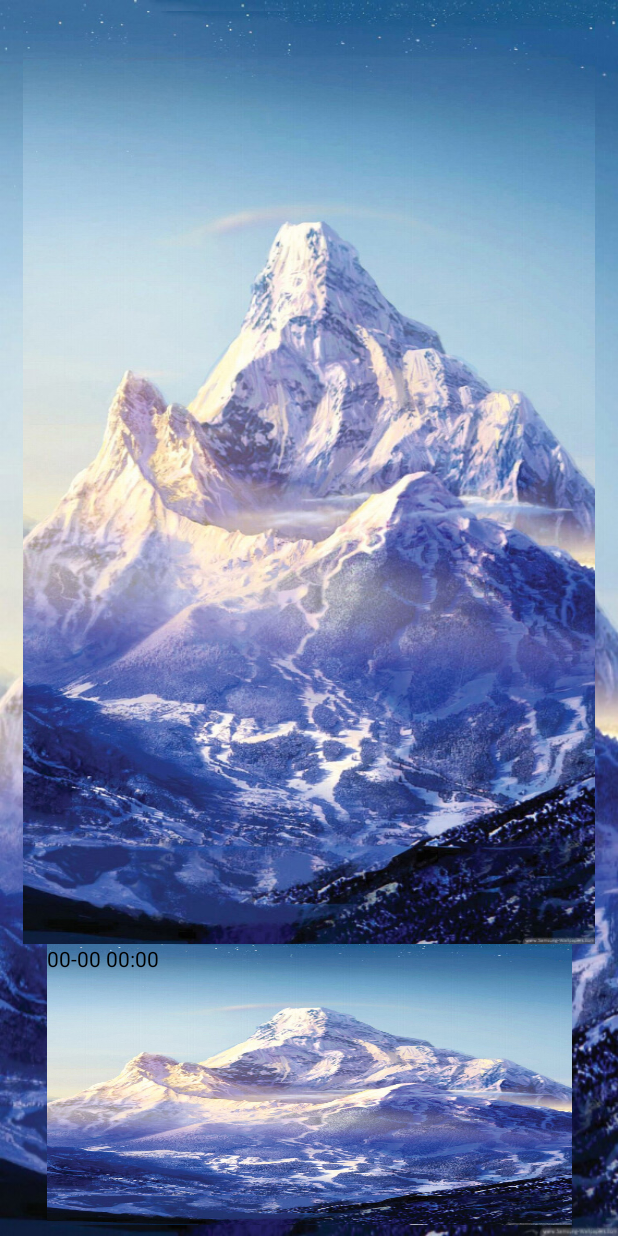
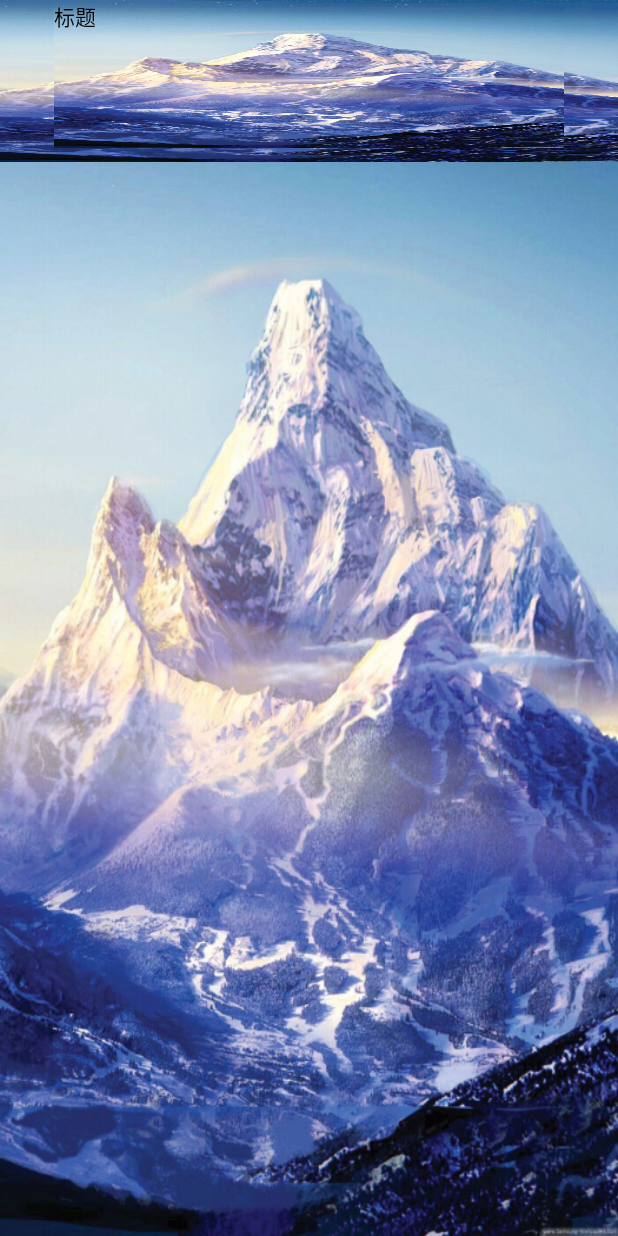
Before and after one commit to BlueGuys/LifeAssistant, an Android app: the layout item_memo.xml on its own in the app's theme, with its tools: preview values and no code run, on a phone screen of 412 x 824 dp. Run offline under Robolectric (Android 15) with nearby library versions, the phone set to English and light mode, and no system bars.

Commit message:
BugFix XXX

```diff
--- a/app/src/main/res/layout/fragment_shares.xml
+++ b/app/src/main/res/layout/fragment_shares.xml
@@ -9,7 +9,8 @@
         android:layout_width="match_parent"
         android:layout_height="50dp"
         android:background="#ffffff"
-        android:orientation="horizontal">
+        android:orientation="horizontal"
+        android:visibility="gone">
 
         <RelativeLayout
             android:id="@+id/rl_left"
--- a/app/src/main/res/layout/item_memo.xml
+++ b/app/src/main/res/layout/item_memo.xml
@@ -1,38 +1,41 @@
 <?xml version="1.0" encoding="utf-8"?>
 <RelativeLayout xmlns:android="http://schemas.android.com/apk/res/android"
     android:layout_width="match_parent"
-    android:layout_height="match_parent"
-    android:orientation="vertical"
-    android:paddingLeft="15dp"
-    android:paddingRight="15dp"
-    android:paddingTop="7dp"
-    android:paddingBottom="7dp"
-    >
-
+    android:layout_height="@dimen/ds120"
+    android:gravity="center_vertical|left"
+    android:paddingLeft="@dimen/ds40"
+    android:paddingRight="@dimen/ds40">
 
     <TextView
-        android:id="@+id/item_memo_content"
-        android:textSize="16sp"
+        android:id="@+id/item_title"
+        android:layout_width="wrap_content"
+        android:layout_height="wrap_content"
+        android:layout_marginBottom="@dimen/ds10"
+        android:ellipsize="end"
+        android:maxLines="1"
+        android:text="标题"
         android:textColor="@color/black"
-        android:layout_width="match_parent"
-        android:layout_height="wrap_content"
-        android:maxLines="2"
-        android:ellipsize="end"
-        />
+        android:textSize="14sp" />
 
     <TextView
-        android:id="@+id/item_memo_time"
-        android:layout_marginRight="15dp"
-        android:layout_alignParentRight="true"
-        android:layout_below="@id/item_memo_content"
+        android:id="@+id/item_time"
         android:layout_width="wrap_content"
         android:layout_height="wrap_content"
-        android:textColor="@color/black"
-        android:textSize="14sp"
+        android:layout_below="@id/item_title"
+        android:layout_marginRight="@dimen/ds10"
         android:text="00-00 00:00"
-        />
+        android:textColor="#444444"
+        android:textSize="12sp" />
 
-
-
+    <TextView
+        android:id="@+id/item_content"
+        android:layout_width="wrap_content"
+        android:layout_height="wrap_content"
+        android:layout_below="@id/item_title"
+        android:layout_toRightOf="@id/item_time"
+        android:lines="1"
+        android:text="我是一段描述"
+        android:textColor="#555555"
+        android:textSize="12sp" />
 
 </RelativeLayout>
```
Also changed, not shown: app/src/main/java/com/hongyan/life/activity/home/MemoAdapter.java (+8 -9 lines), app/src/main/res/layout/fragment_home.xml (+5 -10 lines), app/src/main/res/drawable-xhdpi/icon_add_things.png (added).
